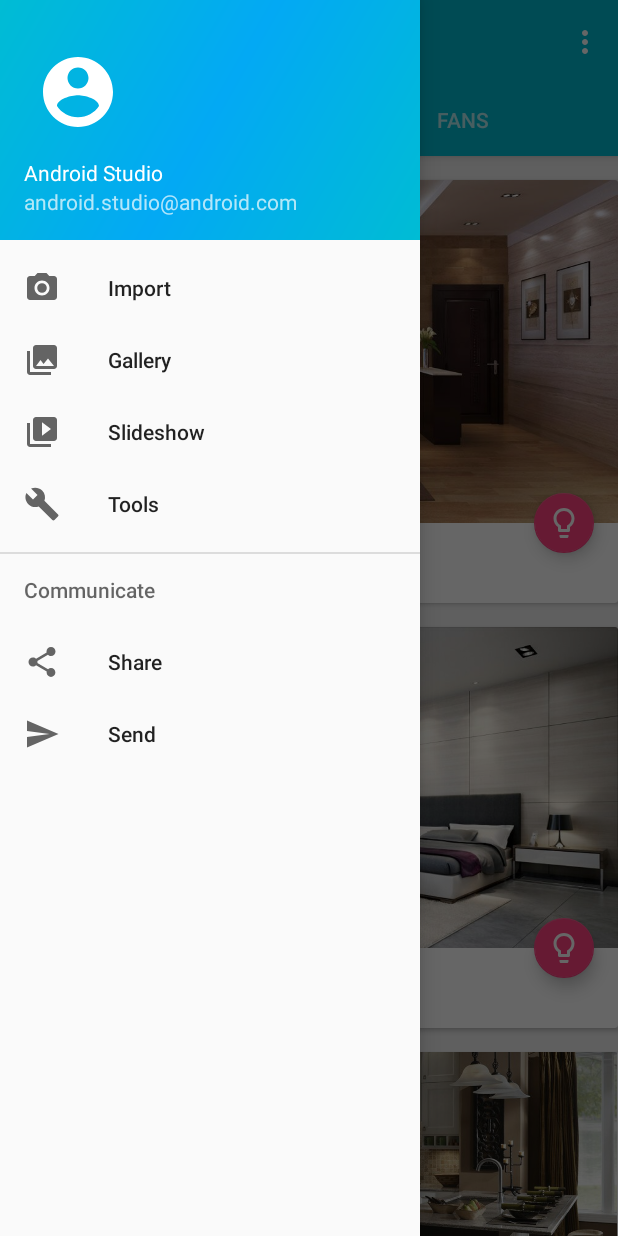
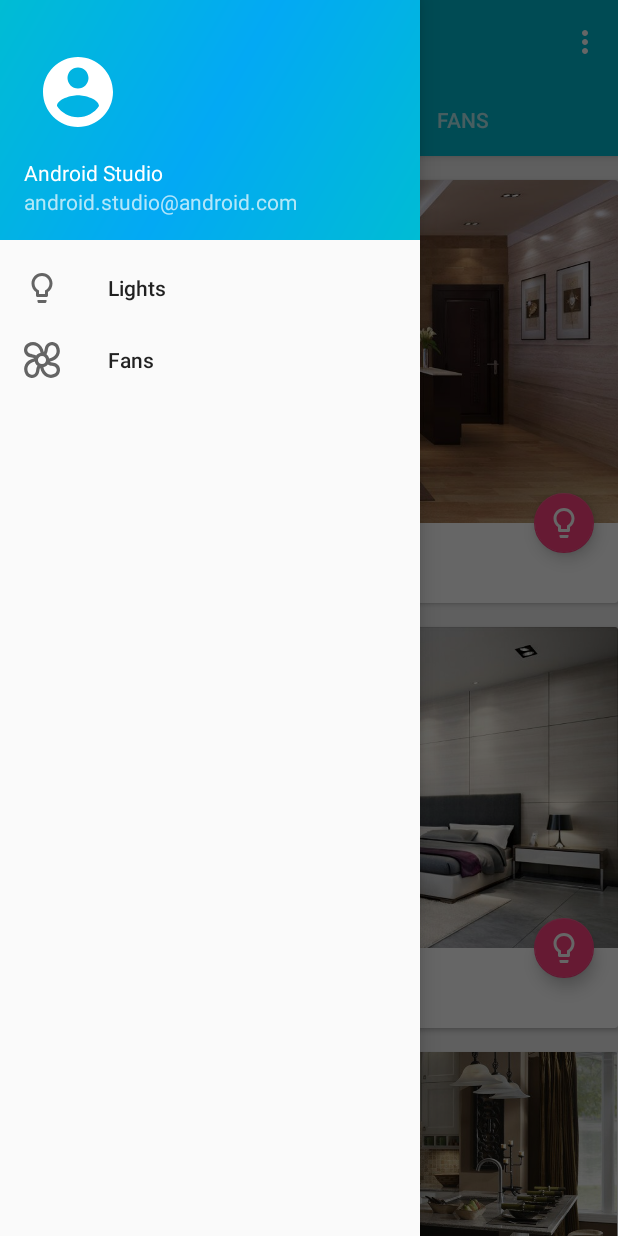
Before and after one commit to Jaideep5ingh/IntelliH, an Android app: the MainActivity screen opened directly, with no data from a screen before it, with the side drawer open, on a phone screen of 412 x 824 dp. Run offline under Robolectric (Android 15) with nearby library versions, the phone set to English and light mode, and no system bars.

```diff
--- a/app/src/main/AndroidManifest.xml
+++ b/app/src/main/AndroidManifest.xml
@@ -27,6 +27,7 @@
         <activity
             android:name=".ControlPanel"
             android:label="@string/title_activity_control_panel"
+            android:parentActivityName=".MainActivity"
             android:theme="@style/AppTheme.NoActionBar">
             <intent-filter>
                 <action android:name="android.intent.action.MAIN" />
@@ -34,7 +35,8 @@
                 <category android:name="android.intent.category.DEFAULT" />
             </intent-filter>
         </activity>
-        <activity android:name=".BT_Integration.DeviceList">
+        <activity android:name=".BT_Integration.DeviceList"
+            android:parentActivityName=".MainActivity">
             <intent-filter>
                 <action android:name="android.intent.action.MAIN" />
 
@@ -43,6 +45,7 @@
         </activity>
         <activity
             android:name=".ControlPanel2"
+            android:parentActivityName=".MainActivity"
             android:theme="@style/AppTheme.NoActionBar">
             <intent-filter>
                 <action android:name="android.intent.action.MAIN" />
--- a/app/src/main/java/com/intelli/h/minor_t2/ControlPanel.java
+++ b/app/src/main/java/com/intelli/h/minor_t2/ControlPanel.java
@@ -41,6 +41,7 @@ public class ControlPanel extends AppCompatActivity {
     BluetoothAdapter myBluetooth = null;
     BluetoothSocket btSocket = null;
     private boolean isBtConnected = false;
+    Toolbar toolbar;
     //SPP UUID. Look for it
     static final UUID myUUID = UUID.fromString("00001101-0000-1000-8000-00805F9B34FB");
 
@@ -48,6 +49,8 @@ public class ControlPanel extends AppCompatActivity {
     @Override
     protected void onCreate(Bundle savedInstanceState) {
         super.onCreate(savedInstanceState);
+        toolbar = (Toolbar) findViewById(R.id.toolbar);
+        setSupportActionBar(toolbar);
         Intent newint = getIntent();
         address = newint.getStringExtra(DeviceList.EXTRA_ADDRESS);
 
--- a/app/src/main/java/com/intelli/h/minor_t2/GridAdapter.java
+++ b/app/src/main/java/com/intelli/h/minor_t2/GridAdapter.java
@@ -66,13 +66,13 @@ public class GridAdapter extends BaseAdapter {
                 flag = !flag;
                 if (!flag) {
                     new HttpRequestAsyncTask(
-                            view.getContext(), "13", "192.168.1.10", "80", "pin"
+                            view.getContext(), "13", "192.168.43.208", "80", "pin"
                     ).execute();
                     imageButton.setBackgroundColor(v.getResources().getColor(R.color.colorAccent));
                     imageButton.setImageResource(R.drawable.ic_lightbulb_lit);
                 } else {
                     new HttpRequestAsyncTask(
-                            view.getContext(), "13", "192.168.1.10", "80", "pin"
+                            view.getContext(), "13", "192.168.43.208", "80", "pin"
                     ).execute();
                     imageButton.setBackgroundColor(v.getResources().getColor(black));
                     imageButton.setImageResource(R.drawable.ic_lightbulb);
--- a/app/src/main/res/layout/fan_tab_recycler_view_item.xml
+++ b/app/src/main/res/layout/fan_tab_recycler_view_item.xml
@@ -44,6 +44,7 @@
             app:fabSize="mini"
             android:clickable="true"
             app:rippleColor="#fff"
+            android:id="@+id/RunAllFans"
             android:src="@drawable/ventilating_fan"
             app:layout_anchor="@id/textView"
             app:layout_anchorGravity="end" />
--- a/app/src/main/res/layout/light_tab_recycler_view_item.xml
+++ b/app/src/main/res/layout/light_tab_recycler_view_item.xml
@@ -43,6 +43,7 @@
             android:layout_margin="16dp"
             android:clickable="true"
             app:rippleColor="#fff"
+            android:id="@+id/lightAll"
             app:fabSize="mini"
             android:src="@drawable/ic_lightbulb"
             app:layout_anchor="@id/textView"
--- a/app/src/main/res/layout/welcome_slide1.xml
+++ b/app/src/main/res/layout/welcome_slide1.xml
@@ -14,7 +14,7 @@
         <ImageView
             android:layout_width="@dimen/img_width_height"
             android:layout_height="@dimen/img_width_height"
-            android:src="@drawable/home"
+            android:src="@drawable/home_1"
             android:layout_marginBottom="10dp"/>
 
         <TextView
--- a/app/src/main/res/menu/activity_main_drawer.xml
+++ b/app/src/main/res/menu/activity_main_drawer.xml
@@ -3,34 +3,12 @@
 
     <group android:checkableBehavior="single">
         <item
-            android:id="@+id/nav_camera"
-            android:icon="@drawable/ic_menu_camera"
-            android:title="Import" />
+            android:id="@+id/lights"
+            android:icon="@drawable/ic_lightbulb_lit"
+            android:title="Lights" />
         <item
-            android:id="@+id/nav_gallery"
-            android:icon="@drawable/ic_menu_gallery"
-            android:title="Gallery" />
-        <item
-            android:id="@+id/nav_slideshow"
-            android:icon="@drawable/ic_menu_slideshow"
-            android:title="Slideshow" />
-        <item
-            android:id="@+id/nav_manage"
-            android:icon="@drawable/ic_menu_manage"
-            android:title="Tools" />
+            android:id="@+id/fans"
+            android:icon="@drawable/ventilating_fan"
+            android:title="Fans" />
     </group>
-
-    <item android:title="Communicate">
-        <menu>
-            <item
-                android:id="@+id/nav_share"
-                android:icon="@drawable/ic_menu_share"
-                android:title="Share" />
-            <item
-                android:id="@+id/nav_send"
-                android:icon="@drawable/ic_menu_send"
-                android:title="Send" />
-        </menu>
-    </item>
-
 </menu>
--- a/app/src/main/res/values-v23/styles.xml
+++ b/app/src/main/res/values-v23/styles.xml
@@ -1,7 +1,7 @@
 <?xml version="1.0" encoding="utf-8"?>
 <resources>
 
-    <style name="AppTheme" parent="Theme.AppCompat.Light.DarkActionBar">
+    <style name="AppTheme" parent="Theme.AppCompat.Light.NoActionBar">
         <!-- Customize your theme here. -->
         <item name="colorPrimary">@color/colorPrimary</item>
         <item name="colorPrimaryDark">@color/colorPrimaryDark</item>
@@ -12,7 +12,7 @@
         <item name="android:statusBarColor">#00E5FF</item>
 
     </style>
-    <style name="AppTheme.NoActionBar" parent="Theme.AppCompat.Light.NoActionBar">
+    <style name="AppTheme.NoActionBar">
         <!-- Customize your theme here. -->
         <item name="windowNoTitle">true</item>
         <!-- to change the notification bar icons tint -->
```
Also changed, not shown: app/src/main/java/com/intelli/h/minor_t2/MainActivity.java (+4 -13 lines), app/src/main/java/com/intelli/h/minor_t2/TabFragments/LightRecyclerViewAdapter.java (+25 -0 lines).
